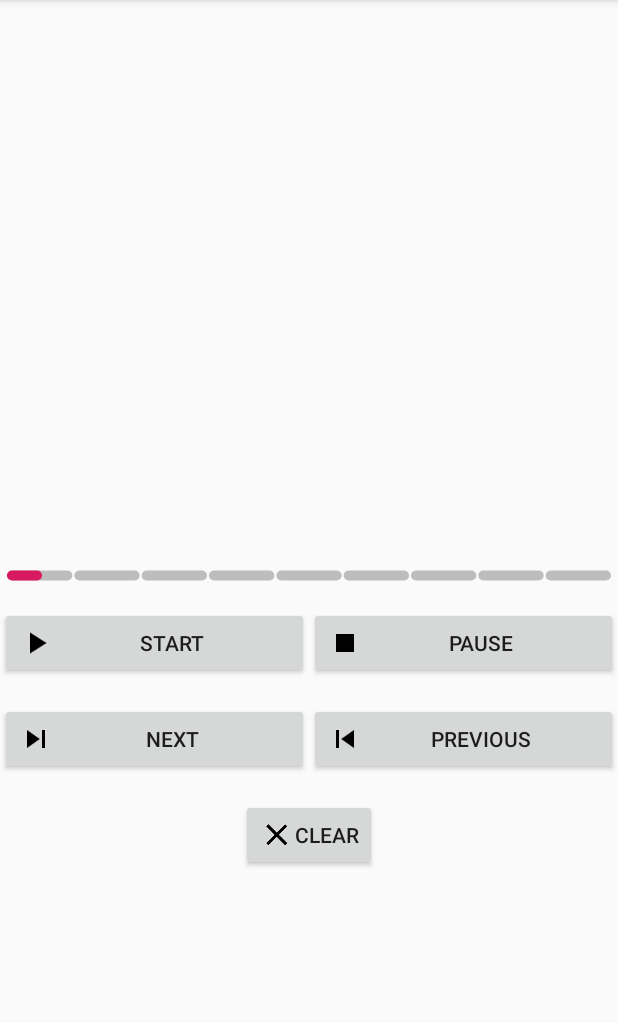
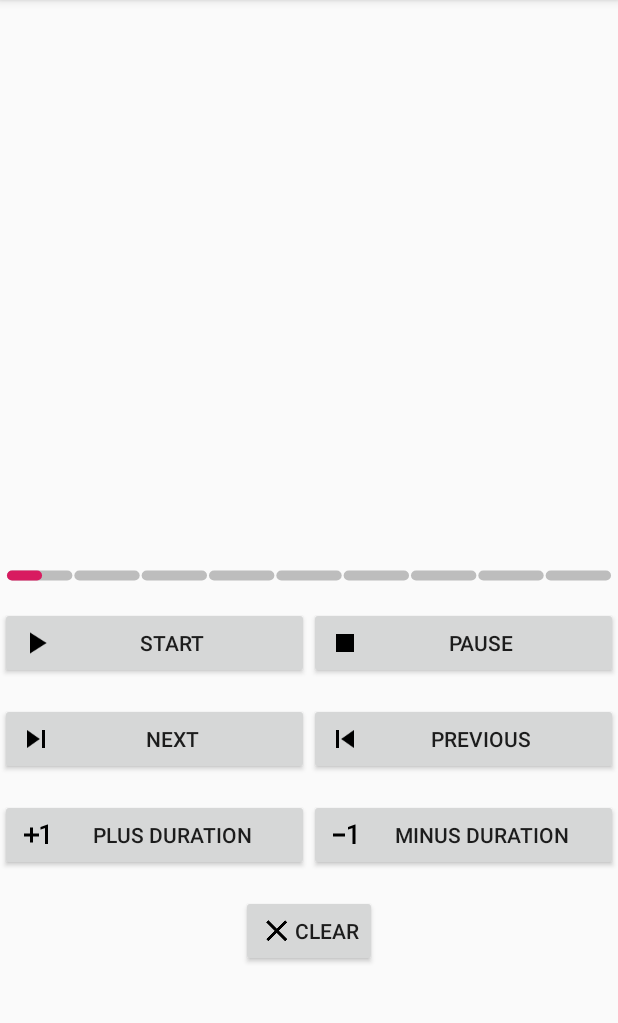
Before and after one commit to GeniusRUS/MultiProgressBar, an Android app: the screen it shows after launch (MainActivity), after a tap on "PAUSE", on a phone screen of 412 x 824 dp, the part 84-1107 px from its top. Run offline under Robolectric (Android 15) with nearby library versions, the phone set to English and light mode, and no system bars; 1 other tap on this screen came first.

Commit message:
feat[issue#2]: added runtime change time of single dislay time refactor: update dependencies in example and up target sdk to 30

```diff
--- a/app/src/main/java/com/genius/multiprogressbarexample/MainActivity.kt
+++ b/app/src/main/java/com/genius/multiprogressbarexample/MainActivity.kt
@@ -3,42 +3,28 @@ package com.genius.multiprogressbarexample
 import androidx.appcompat.app.AppCompatActivity
 import android.os.Bundle
 import android.util.Log
-import android.widget.Button
+import android.view.View
 import com.genius.multiprogressbar.MultiProgressBar
 
-class MainActivity : AppCompatActivity(), MultiProgressBar.ProgressStepChangeListener {
+class MainActivity : AppCompatActivity(R.layout.activity_main), MultiProgressBar.ProgressStepChangeListener, View.OnClickListener {
+
+    private val progressBar: MultiProgressBar by lazy { findViewById(R.id.mpb_main) }
 
     override fun onCreate(savedInstanceState: Bundle?) {
         super.onCreate(savedInstanceState)
-        setContentView(R.layout.activity_main)
-
-        val progressBar = findViewById<MultiProgressBar>(R.id.mpb_main)
-        val buttonStart = findViewById<Button>(R.id.b_start)
-        val buttonPause = findViewById<Button>(R.id.b_pause)
-        val buttonNext = findViewById<Button>(R.id.b_next)
-        val buttonPrevious = findViewById<Button>(R.id.b_previous)
-        val buttonClear = findViewById<Button>(R.id.b_clear)
 
         progressBar.setListener(this)
+    }
 
-        buttonStart.setOnClickListener {
-            progressBar.start()
-        }
-
-        buttonPause.setOnClickListener {
-            progressBar.pause()
-        }
-
-        buttonNext.setOnClickListener {
-            progressBar.next()
-        }
-
-        buttonPrevious.setOnClickListener {
-            progressBar.previous()
-        }
-
-        buttonClear.setOnClickListener {
-            progressBar.clear()
+    override fun onClick(v: View?) {
+        when (v?.id) {
+            R.id.b_start -> progressBar.start()
+            R.id.b_pause -> progressBar.pause()
+            R.id.b_next -> progressBar.next()
+            R.id.b_previous -> progressBar.previous()
+            R.id.b_plus_second -> progressBar.setSingleDisplayTime(progressBar.getSingleDisplayTime() + 1F)
+            R.id.b_minus_second -> progressBar.setSingleDisplayTime(progressBar.getSingleDisplayTime() - 1F)
+            R.id.b_clear -> progressBar.clear()
         }
     }
 
--- a/app/src/main/res/layout/activity_main.xml
+++ b/app/src/main/res/layout/activity_main.xml
@@ -32,6 +32,7 @@
             android:layout_weight="1"
             android:drawableLeft="@drawable/ic_play_arrow_black_24dp"
             android:drawableStart="@drawable/ic_play_arrow_black_24dp"
+            android:onClick="onClick"
             android:text="@string/start"/>
 
         <androidx.appcompat.widget.AppCompatButton
@@ -41,6 +42,7 @@
             android:layout_weight="1"
             android:drawableLeft="@drawable/ic_stop_black_24dp"
             android:drawableStart="@drawable/ic_stop_black_24dp"
+            android:onClick="onClick"
             android:text="@string/pause"/>
     </LinearLayout>
 
@@ -59,6 +61,7 @@
             android:layout_weight="1"
             android:drawableLeft="@drawable/ic_skip_next_black_24dp"
             android:drawableStart="@drawable/ic_skip_next_black_24dp"
+            android:onClick="onClick"
             android:text="@string/next"/>
 
         <androidx.appcompat.widget.AppCompatButton
@@ -68,7 +71,37 @@
             android:layout_weight="1"
             android:drawableLeft="@drawable/ic_skip_previous_black_24dp"
             android:drawableStart="@drawable/ic_skip_previous_black_24dp"
+            android:onClick="onClick"
             android:text="@string/previous"/>
+    </LinearLayout>
+
+    <LinearLayout
+        android:id="@+id/ll_plus_minus_second"
+        android:layout_width="match_parent"
+        android:layout_height="wrap_content"
+        android:layout_marginTop="16dp"
+        android:orientation="horizontal"
+        android:layout_below="@id/ll_next_previous">
+
+        <androidx.appcompat.widget.AppCompatButton
+            android:id="@+id/b_plus_second"
+            android:layout_width="0dp"
+            android:layout_height="wrap_content"
+            android:layout_weight="1"
+            android:drawableLeft="@drawable/ic_plus_1_black_24dp"
+            android:drawableStart="@drawable/ic_plus_1_black_24dp"
+            android:onClick="onClick"
+            android:text="@string/plus_second"/>
+
+        <androidx.appcompat.widget.AppCompatButton
+            android:id="@+id/b_minus_second"
+            android:layout_width="0dp"
+            android:layout_height="wrap_content"
+            android:layout_weight="1"
+            android:drawableLeft="@drawable/ic_neg_1_black_24dp"
+            android:drawableStart="@drawable/ic_neg_1_black_24dp"
+            android:onClick="onClick"
+            android:text="@string/minus_second"/>
     </LinearLayout>
 
     <androidx.appcompat.widget.AppCompatButton
@@ -77,8 +110,9 @@
         android:layout_height="wrap_content"
         android:layout_marginTop="16dp"
         android:text="@string/clear"
-        android:layout_below="@id/ll_next_previous"
+        android:layout_below="@id/ll_plus_minus_second"
         android:drawableLeft="@drawable/ic_clear_black_24dp"
         android:drawableStart="@drawable/ic_clear_black_24dp"
+        android:onClick="onClick"
         android:layout_centerHorizontal="true"/>
 </RelativeLayout>
--- a/app/src/main/res/values/strings.xml
+++ b/app/src/main/res/values/strings.xml
@@ -4,5 +4,7 @@
     <string name="pause">PAUSE</string>
     <string name="next">NEXT</string>
     <string name="previous">PREVIOUS</string>
+    <string name="plus_second">PLUS DURATION</string>
+    <string name="minus_second">MINUS DURATION</string>
     <string name="clear">CLEAR</string>
 </resources>
--- a/multiprogressbar/build.gradle.kts
+++ b/multiprogressbar/build.gradle.kts
@@ -9,12 +9,12 @@ plugins {
 }
 
 android {
-    compileSdkVersion(29)
+    compileSdkVersion(30)
     defaultConfig {
         minSdkVersion(16)
-        targetSdkVersion(29)
+        targetSdkVersion(30)
         versionCode = 1
-        versionName = "1.0.1"
+        versionName = "1.1.0"
         testInstrumentationRunner = "androidx.test.runner.AndroidJUnitRunner"
     }
 
--- a/multiprogressbar/src/main/java/com/genius/multiprogressbar/MultiProgressBar.kt
+++ b/multiprogressbar/src/main/java/com/genius/multiprogressbar/MultiProgressBar.kt
@@ -5,11 +5,14 @@ import android.content.Context
 import android.graphics.Canvas
 import android.graphics.Color
 import android.graphics.Paint
+import android.os.Handler
+import android.os.Looper
 import android.os.Parcelable
 import android.util.AttributeSet
 import android.view.View
 import android.os.Parcel
 import android.view.animation.LinearInterpolator
+import androidx.annotation.FloatRange
 import kotlin.math.min
 
 @Suppress("UNUSED")
@@ -181,8 +184,9 @@ class MultiProgressBar @JvmOverloads constructor(
     }
 
     fun pause() {
+        activeAnimator?.removeAllUpdateListeners()
+        activeAnimator?.cancel()
         isProgressIsRunning = false
-        activeAnimator?.cancel()
     }
 
     fun next() {
@@ -242,6 +246,20 @@ class MultiProgressBar @JvmOverloads constructor(
         return this.progressPercents
     }
 
+    fun setSingleDisplayTime(@FloatRange(from = 0.1) singleDisplayedTime: Float) {
+        this.singleDisplayedTime = singleDisplayedTime.coerceAtLeast(0.1F)
+        if (isProgressIsRunning) {
+            Handler(Looper.getMainLooper()).post {
+                pause()
+                internalStartProgress()
+            }
+        }
+    }
+
+    fun getSingleDisplayTime(): Float {
+        return singleDisplayedTime
+    }
+
     private fun internalStartProgress() {
         val maxValue = countOfProgressSteps * progressPercents.toFloat()
         activeAnimator = ValueAnimator.ofFloat(animatedAbsoluteProgress, maxValue).apply {
@@ -256,7 +274,8 @@ class MultiProgressBar @JvmOverloads constructor(
                 }
 
                 if (isProgressIsRunning) {
-                    internalUpdateProgress(value)
+                    currentAbsoluteProgress = value.coerceAtMost(countOfProgressSteps * progressPercents.toFloat())
+                    invalidate()
                     animatedAbsoluteProgress = value
                 } else {
                     animator.removeAllUpdateListeners()
@@ -267,11 +286,6 @@ class MultiProgressBar @JvmOverloads constructor(
             interpolator = LinearInterpolator()
         }
         activeAnimator?.start()
-    }
-
-    private fun internalUpdateProgress(progress: Float) {
-        currentAbsoluteProgress = progress.coerceAtMost(countOfProgressSteps * progressPercents.toFloat())
-        invalidate()
     }
 
     private fun internalSetProgressStepsCount(count: Int) {
```
Also changed, not shown: app/build.gradle.kts (+4 -4 lines), app/src/main/res/drawable-hdpi/ic_neg_1_black_24dp.png (added), app/src/main/res/drawable-hdpi/ic_plus_1_black_24dp.png (added), app/src/main/res/drawable-mdpi/ic_neg_1_black_24dp.png (added), app/src/main/res/drawable-mdpi/ic_plus_1_black_24dp.png (added), app/src/main/res/drawable-xhdpi/ic_neg_1_black_24dp.png (added), app/src/main/res/drawable-xhdpi/ic_plus_1_black_24dp.png (added), app/src/main/res/drawable-xxhdpi/ic_neg_1_black_24dp.png (added), app/src/main/res/drawable-xxhdpi/ic_plus_1_black_24dp.png (added), app/src/main/res/drawable-xxxhdpi/ic_neg_1_black_24dp.png (added), app/src/main/res/drawable-xxxhdpi/ic_plus_1_black_24dp.png (added).
